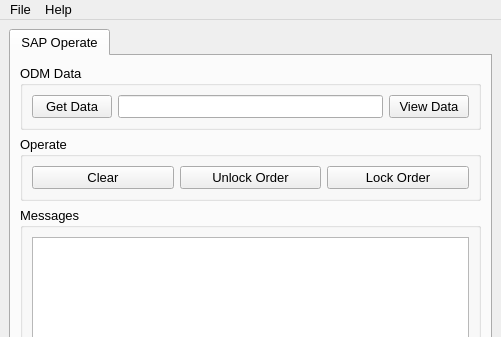
Old version of the form Controlling_Operate_Ui.ui in the repository chen-huai/Controlling_Operation; both pictures show x 0 to 501 and y 0 to 337 of the 501 by 712 pixel window.
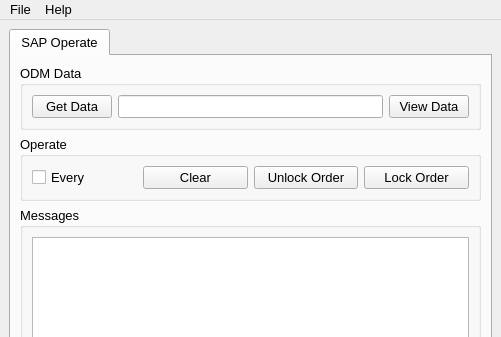
New version of the form. Icons and pictures are not drawn.

Commit message: 调试controlling操作

The edit to the form file:
```diff
--- a/Controlling_Operate_Ui.ui
+++ b/Controlling_Operate_Ui.ui
@@ -160,6 +160,13 @@
              </property>
             </widget>
            </item>
+           <item row="1" column="0">
+            <widget class="QCheckBox" name="checkBox">
+             <property name="text">
+              <string>Every</string>
+             </property>
+            </widget>
+           </item>
           </layout>
          </widget>
         </item>
```
The commit also changes 2 other files.
